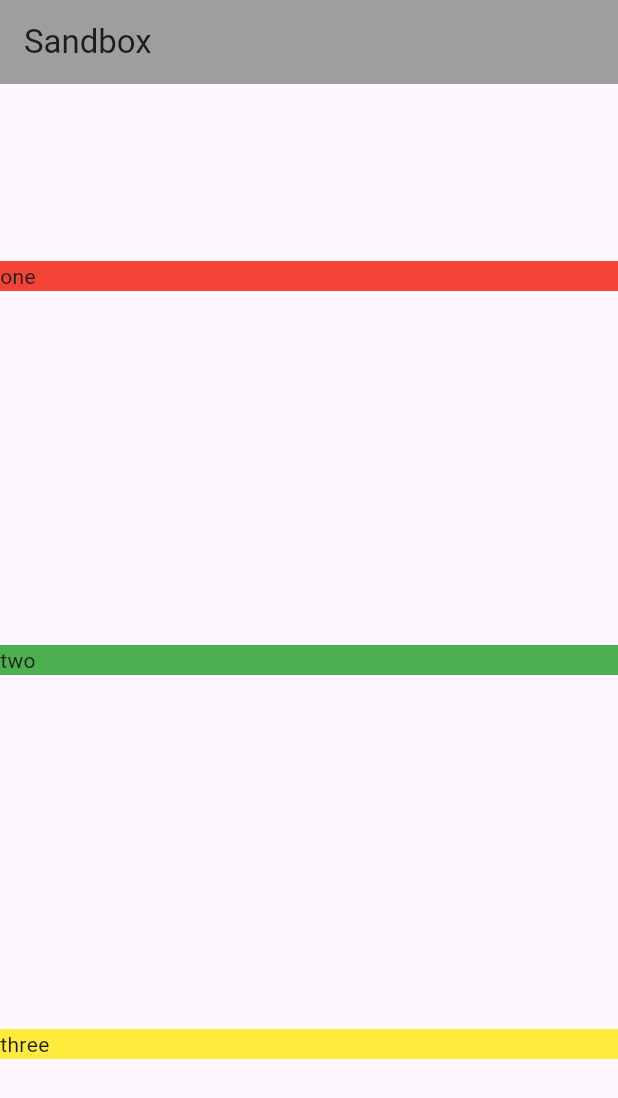
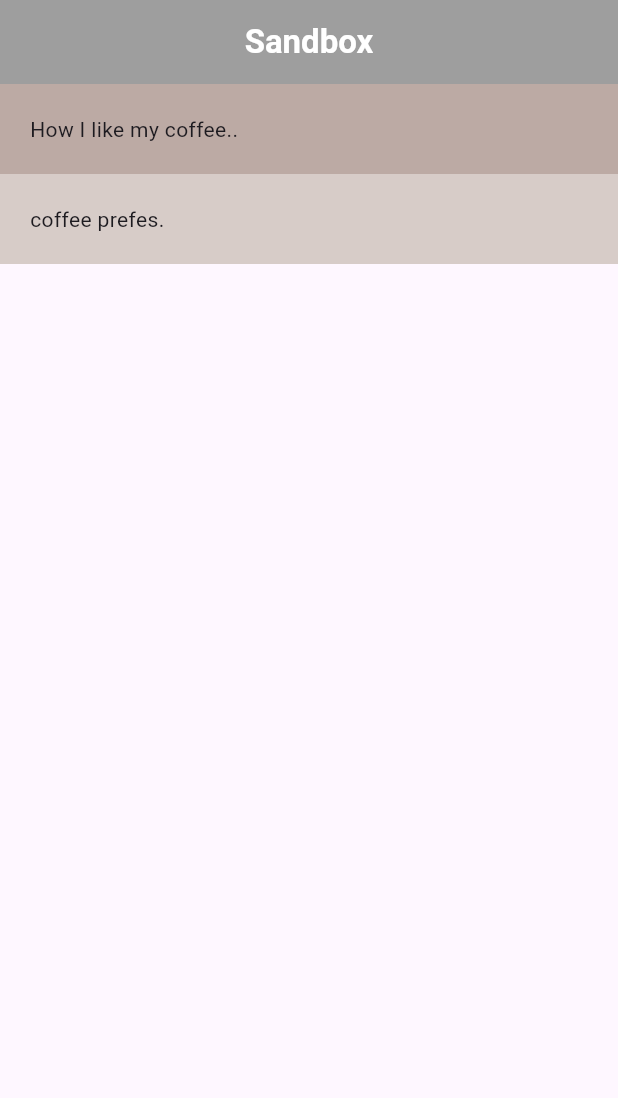
Before and after one commit to Arvindkr123/coffee_card, a Flutter app: the screen it shows after launch, on a phone screen of 412 x 824 dp. Shown: the top 1098 px of the screen. Run offline on Flutter 3.47's test engine with Material 3 defaults, Android fonts, the phone set to English and light mode, and no system bars.

Commit message:
added column widget

```diff
--- a/lib/main.dart
+++ b/lib/main.dart
@@ -12,17 +12,22 @@ class Sandbox extends StatelessWidget {
   Widget build(BuildContext context) {
     return Scaffold(
       appBar: AppBar(
-        title: const Text('Sandbox'),
+        title: const Text('Sandbox',
+            style: TextStyle(color: Colors.white, fontWeight: FontWeight.bold)),
         backgroundColor: Colors.grey,
+        centerTitle: true,
       ),
       body: Column(
         crossAxisAlignment: CrossAxisAlignment.stretch,
-        mainAxisAlignment: MainAxisAlignment.spaceAround,
         children: [
-          Container(width: 100, color: Colors.red, child: const Text('one')),
-          Container(width: 200, color: Colors.green, child: const Text('two')),
           Container(
-              width: 300, color: Colors.yellow, child: const Text('three')),
+              color: Colors.brown[200],
+              padding: const EdgeInsets.all(20),
+              child: const Text('How I like my coffee..')),
+          Container(
+              color: Colors.brown[100],
+              padding: const EdgeInsets.all(20),
+              child: const Text('coffee prefes.'))
         ],
       ),
     );
```
